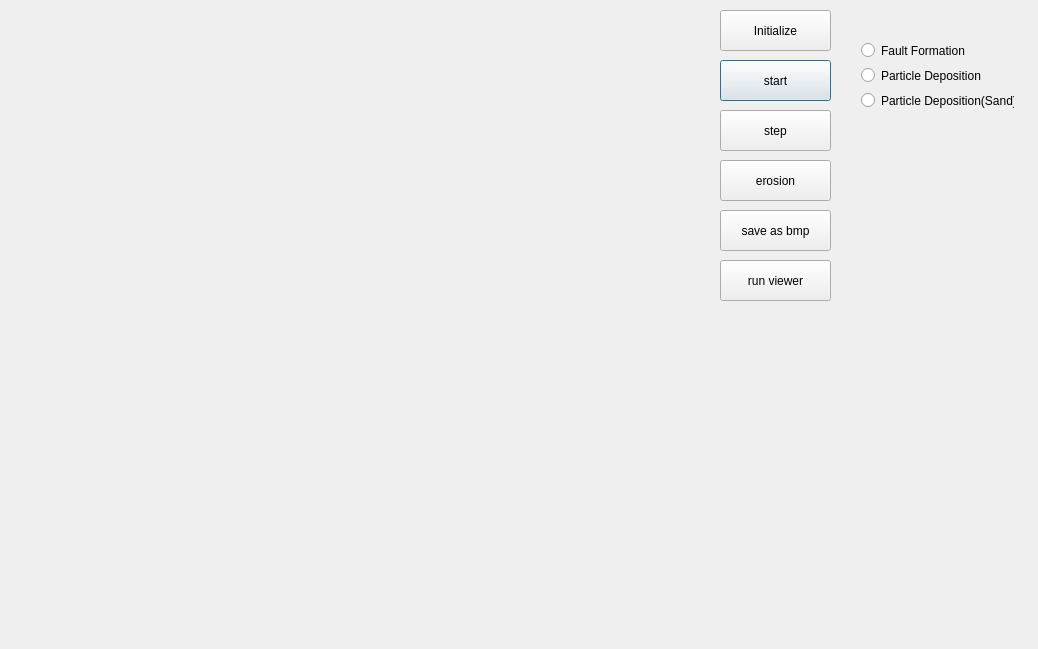
vkensou/RandomTerrainMaker, file makerdialog.ui: the form before one commit.
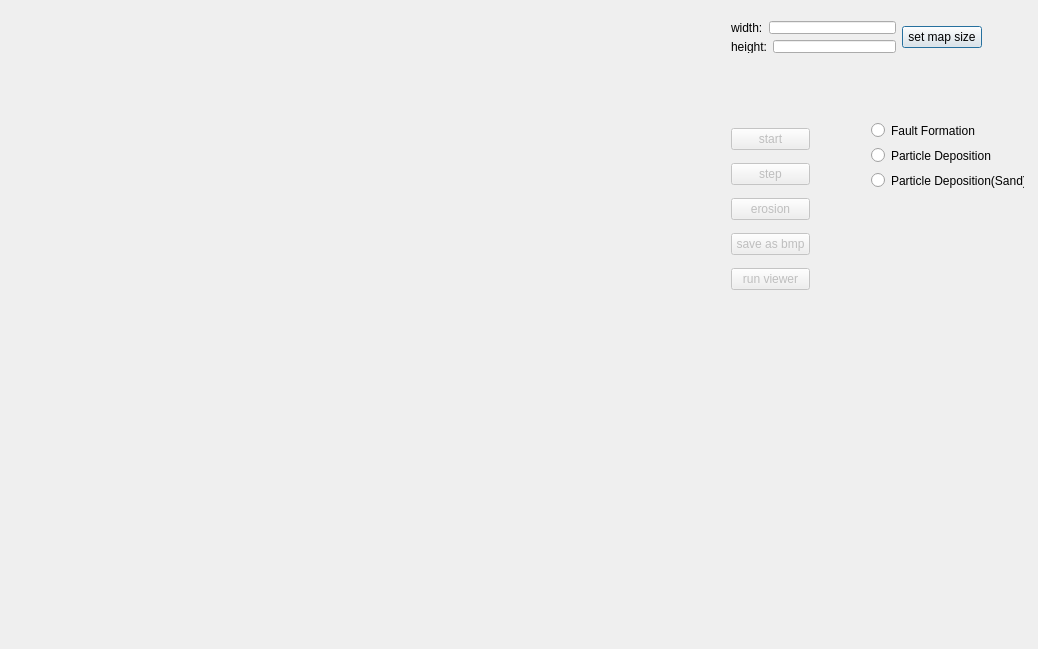
The form after the commit.

Commit message: 1.add qtcreator project file. 2.set buttons' enable, the program is easier to use. 3.can set terrain size on main dialog now.

What changed in the file:
```diff
--- a/makerdialog.ui
+++ b/makerdialog.ui
@@ -13,89 +13,11 @@
   <property name="windowTitle">
    <string>Random Terrain Maker</string>
   </property>
-  <widget class="QPushButton" name="btn_start">
-   <property name="geometry">
-    <rect>
-     <x>720</x>
-     <y>60</y>
-     <width>111</width>
-     <height>41</height>
-    </rect>
-   </property>
-   <property name="text">
-    <string>start</string>
-   </property>
-  </widget>
-  <widget class="QPushButton" name="btn_step">
-   <property name="geometry">
-    <rect>
-     <x>720</x>
-     <y>110</y>
-     <width>111</width>
-     <height>41</height>
-    </rect>
-   </property>
-   <property name="text">
-    <string>step</string>
-   </property>
-  </widget>
-  <widget class="QPushButton" name="btn_init">
-   <property name="geometry">
-    <rect>
-     <x>720</x>
-     <y>10</y>
-     <width>111</width>
-     <height>41</height>
-    </rect>
-   </property>
-   <property name="text">
-    <string>Initialize</string>
-   </property>
-  </widget>
-  <widget class="QPushButton" name="btn_erosion">
-   <property name="geometry">
-    <rect>
-     <x>720</x>
-     <y>160</y>
-     <width>111</width>
-     <height>41</height>
-    </rect>
-   </property>
-   <property name="text">
-    <string>erosion</string>
-   </property>
-  </widget>
-  <widget class="QPushButton" name="btn_save">
-   <property name="geometry">
-    <rect>
-     <x>720</x>
-     <y>210</y>
-     <width>111</width>
-     <height>41</height>
-    </rect>
-   </property>
-   <property name="text">
-    <string>save as bmp</string>
-   </property>
-  </widget>
-  <widget class="QPushButton" name="btn_run">
-   <property name="geometry">
-    <rect>
-     <x>720</x>
-     <y>260</y>
-     <width>111</width>
-     <height>41</height>
-    </rect>
-   </property>
-   <property name="text">
-    <string>run viewer</string>
-   </property>
-  </widget>
   <widget class="QWidget" name="layoutWidget">
    <property name="geometry">
     <rect>
-     <x>850</x>
-     <y>30</y>
+     <x>860</x>
+     <y>110</y>
      <width>175</width>
      <height>91</height>
     </rect>
@@ -124,6 +46,119 @@
     </item>
    </layout>
   </widget>
+  <widget class="QWidget" name="">
+   <property name="geometry">
+    <rect>
+     <x>720</x>
+     <y>10</y>
+     <width>273</width>
+     <height>54</height>
+    </rect>
+   </property>
+   <layout class="QHBoxLayout" name="horizontalLayout_3">
+    <item>
+     <layout class="QVBoxLayout" name="verticalLayout_2">
+      <item>
+       <layout class="QHBoxLayout" name="horizontalLayout">
+        <item>
+         <widget class="QLabel" name="label">
+          <property name="text">
+           <string>width:</string>
+          </property>
+         </widget>
+        </item>
+        <item>
+         <widget class="QLineEdit" name="edt_width"/>
+        </item>
+       </layout>
+      </item>
+      <item>
+       <layout class="QHBoxLayout" name="horizontalLayout_2">
+        <item>
+         <widget class="QLabel" name="label_2">
+          <property name="text">
+           <string>height:</string>
+          </property>
+         </widget>
+        </item>
+        <item>
+         <widget class="QLineEdit" name="edt_height"/>
+        </item>
+       </layout>
+      </item>
+     </layout>
+    </item>
+    <item>
+     <widget class="QPushButton" name="btn_setsize">
+      <property name="text">
+       <string>set map size</string>
+      </property>
+     </widget>
+    </item>
+   </layout>
+  </widget>
+  <widget class="QWidget" name="">
+   <property name="geometry">
+    <rect>
+     <x>720</x>
+     <y>110</y>
+     <width>101</width>
+     <height>201</height>
+    </rect>
+   </property>
+   <layout class="QVBoxLayout" name="verticalLayout_3">
+    <item>
+     <widget class="QPushButton" name="btn_start">
+      <property name="enabled">
+       <bool>false</bool>
+      </property>
+      <property name="text">
+       <string>start</string>
+      </property>
+     </widget>
+    </item>
+    <item>
+     <widget class="QPushButton" name="btn_step">
+      <property name="enabled">
+       <bool>false</bool>
+      </property>
+      <property name="text">
+       <string>step</string>
+      </property>
+     </widget>
+    </item>
+    <item>
+     <widget class="QPushButton" name="btn_erosion">
+      <property name="enabled">
+       <bool>false</bool>
+      </property>
+      <property name="text">
+       <string>erosion</string>
+      </property>
+     </widget>
+    </item>
+    <item>
+     <widget class="QPushButton" name="btn_save">
+      <property name="enabled">
+       <bool>false</bool>
+      </property>
+      <property name="text">
+       <string>save as bmp</string>
+      </property>
+     </widget>
+    </item>
+    <item>
+     <widget class="QPushButton" name="btn_run">
+      <property name="enabled">
+       <bool>false</bool>
+      </property>
+      <property name="text">
+       <string>run viewer</string>
+      </property>
+     </widget>
+    </item>
+   </layout>
+  </widget>
  </widget>
  <layoutdefault spacing="6" margin="11"/>
  <resources/>
```
The commit also changes 7 other files.
